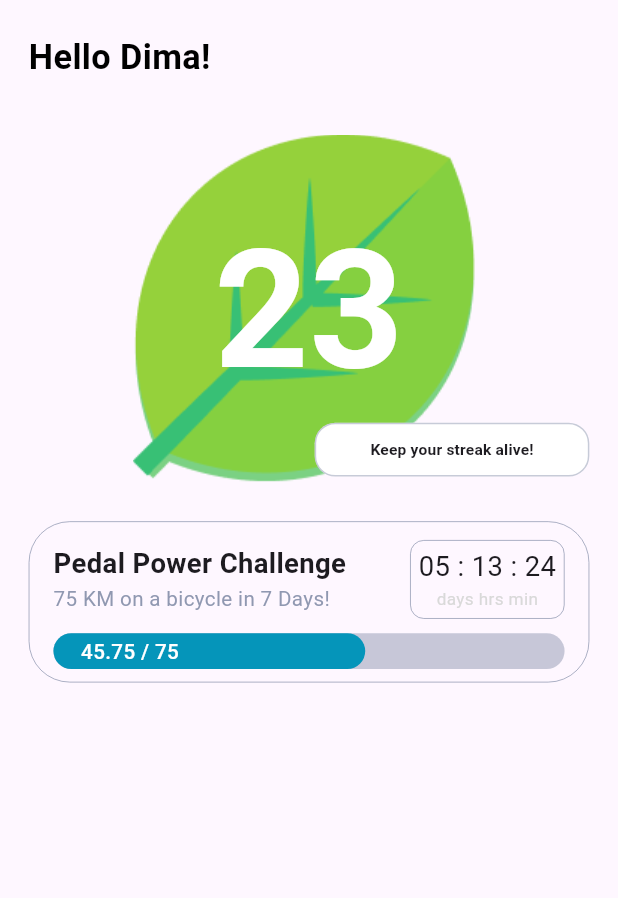
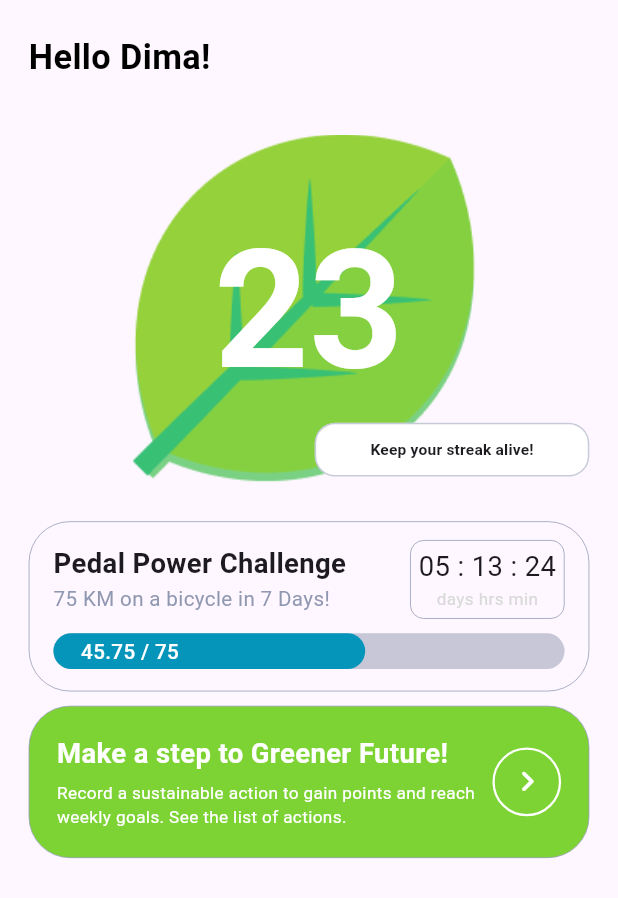
Before and after one commit to Kamal578/CH4NGE_UI, a Flutter app: the screen it shows after launch, on a phone screen of 412 x 824 dp. Shown: the top 898 px of the screen. Run offline on Flutter 3.47's test engine with Material 3 defaults, Android fonts, the phone set to English and light mode, and no system bars; our stand-ins replace dio, either_dart, flutter_bloc, flutter_dotenv, flutter_screenutil, get_it and 1 more.

Commit message:
Added Action List Button on Home Page

```diff
--- a/lib/features/layers/presentation/screens/home/view/home_page.dart
+++ b/lib/features/layers/presentation/screens/home/view/home_page.dart
@@ -29,6 +29,8 @@ class _HomePageState extends State<HomePage> {
               _buildTitleWidget(),
               _buildStreakWidget(),
               _buildWeeklyChallengeWidget(),
+              SizedBox(height: 8.h),
+              _buildActionListButtonWidget(),
             ],
           ),
         ),
@@ -127,8 +129,8 @@ class _HomePageState extends State<HomePage> {
   _buildWeeklyChallengeWidget() {
     return Container(
       width: double.maxFinite,
-      height: 90.h,
-      padding: EdgeInsets.fromLTRB(16, 12, 16, 0),
+      height: 95.h,
+      padding: EdgeInsets.fromLTRB(16, 12, 16, 4),
       decoration: BoxDecoration(
         borderRadius: BorderRadius.circular(24.r),
         border: Border.all(
@@ -151,7 +153,6 @@ class _HomePageState extends State<HomePage> {
                         fontSize: 16.sp,
                         fontWeight: FontWeight.w600,
                       ),
-
                     ),
                     Text(
                       "75 KM on a bicycle in 7 Days!",
@@ -251,4 +252,81 @@ class _HomePageState extends State<HomePage> {
       ],
     );
   }
+
+  _buildActionListButtonWidget() {
+    return Container(
+      width: double.maxFinite,
+      height: 85.h,
+      padding: EdgeInsets.fromLTRB(16.w, 8.h, 16.w, 8.h),
+      decoration: BoxDecoration(
+        color: const Color.fromARGB(255, 125, 211, 52),
+        borderRadius: BorderRadius.circular(24.r),
+        border: Border.all(
+          color: const Color.fromARGB(255, 144, 152, 177),
+          width: 0.5,
+        ),
+      ),
+      child: Row(
+        mainAxisAlignment: MainAxisAlignment.spaceBetween,
+        children: [
+          Expanded(
+            child: Column(
+              crossAxisAlignment: CrossAxisAlignment.start,
+              mainAxisAlignment: MainAxisAlignment.center,
+              children: [
+                Text(
+                  "Make a step to Greener Future!",
+                  style: TextStyle(
+                    fontSize: 16.sp,
+                    fontWeight: FontWeight.w600,
+                    color: Colors.white,
+                  ),
+                  maxLines: 1,
+                  overflow: TextOverflow.ellipsis,
+                ),
+                SizedBox(height: 4.h),
+                Text(
+                  "Record a sustainable action to gain points and reach weekly goals. See the list of actions.",
+                  style: TextStyle(
+                    fontSize: 10.sp,
+                    fontWeight: FontWeight.w400,
+                    color: Colors.white,
+                  ),
+                  maxLines: 2,
+                  overflow: TextOverflow.ellipsis,
+                ),
+              ],
+            ),
+          ),
+          SizedBox(width: 8.w),
+          Container(
+            width: 40.w,
+            height: 40.h,
+            decoration: BoxDecoration(
+              shape: BoxShape.circle,
+              color: const Color.fromARGB(255, 125, 211, 52),
+              border: Border.all(
+                color: Colors.white,
+                width: 1.5,
+              ),
+            ),
+            child: Center(
+              child: IconButton(
+                onPressed: () {
+                  // Handle button press
+                },
+                icon: const Icon(
+                  Icons.chevron_right_rounded,
+                  color: Colors.white,
+                  weight: 48,
+                ),
+
+                iconSize: 24.sp,
+              ),
+            ),
+          ),
+        ],
+      ),
+    );
+  }
 }
```
